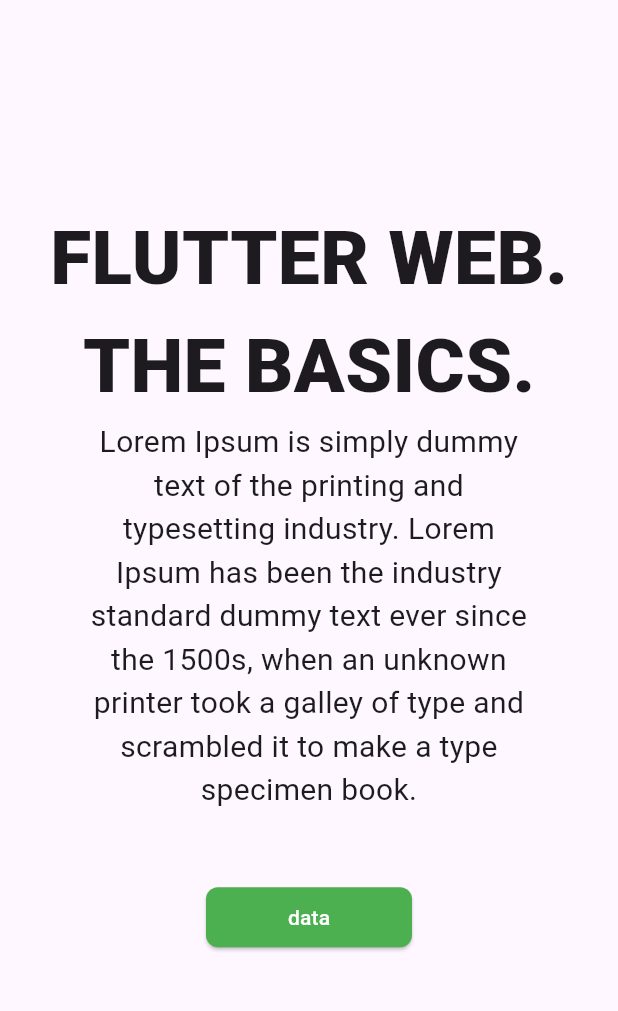
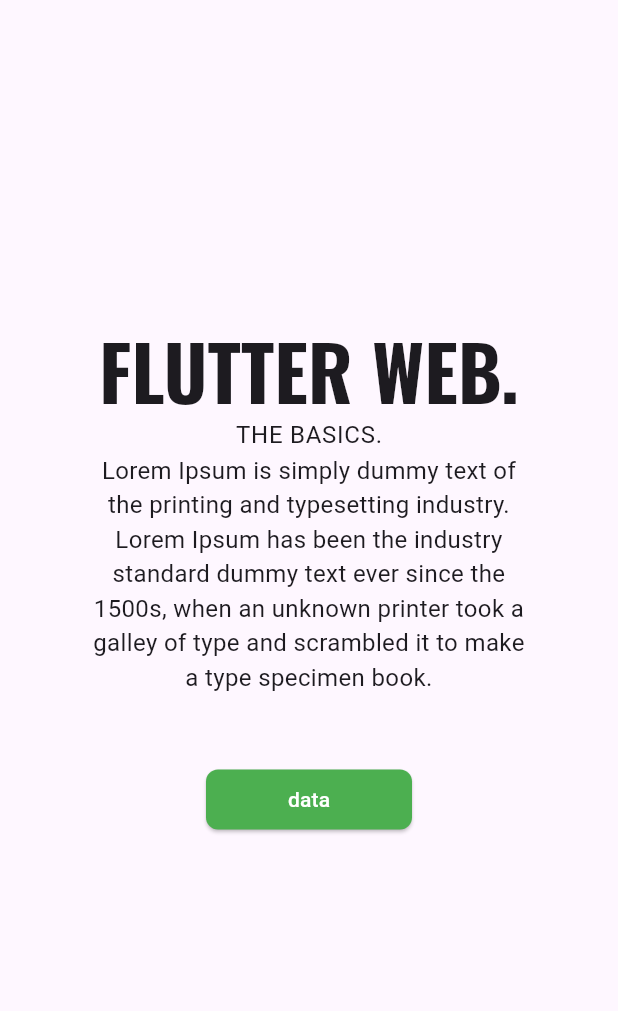
Before and after one commit to mdrahib46/Flutter-Responsive-Design, a Flutter app: the screen it shows after launch, on a phone screen of 412 x 824 dp, the part 84-1095 px from its top. Run offline on Flutter 3.47's test engine with Material 3 defaults, Android fonts, the phone set to English and light mode, and no system bars; our stand-ins replace google_fonts.

Commit message:
Text Theme Has Been Added

```diff
--- a/lib/Screens/mobileScreenLayout.dart
+++ b/lib/Screens/mobileScreenLayout.dart
@@ -37,11 +37,11 @@
                 // _getSummarySection(crossAxisCount: 1, ratio: 2.4),
                  Text(
                   TextUtils.bodyTitleText1,
-                  style: TextStyle(fontSize: 50, fontWeight: FontWeight.w800),
+                  style: Theme.of(context).textTheme.titleLarge,
                 ),
                  Text(
                  TextUtils.bodyTitleText2,
-                  style: TextStyle(fontSize: 50, fontWeight: FontWeight.w800),
+                  style: Theme.of(context).textTheme.bodyLarge,
                 ),
                  Padding(
                   padding: const EdgeInsets.symmetric(horizontal: 30.0),
--- a/lib/Screens/tabletScreenLayout.dart
+++ b/lib/Screens/tabletScreenLayout.dart
@@ -33,11 +33,11 @@
                 // _getSummarySection(crossAxisCount: 1, ratio: 2.4),
                 Text(
                   TextUtils.bodyTitleText1,
-                  style: TextStyle(fontSize: 50, fontWeight: FontWeight.w800),
+                  style: Theme.of(context).textTheme.titleLarge,
                 ),
                 Text(
                   TextUtils.bodyTitleText2,
-                  style: TextStyle(fontSize: 50, fontWeight: FontWeight.w800),
+                  style: Theme.of(context).textTheme.titleLarge,
                 ),
                 Padding(
                   padding: const EdgeInsets.symmetric(horizontal: 30.0),
--- a/lib/homepage.dart
+++ b/lib/homepage.dart
@@ -3,7 +3,6 @@
 import 'package:responsivedesign/widgets/appbarTitleTextCard.dart';
 import 'package:responsivedesign/widgets/appbarmanu.dart';
 import 'package:responsivedesign/widgets/responsive_builder.dart';
-
 import 'Screens/mobileScreenLayout.dart';
 import 'Utils/textUtils.dart';
 
@@ -29,20 +28,6 @@
         desktop: _buildDesktopLayout());
   }
 
-  /// tablet Screen Builder
-  // Widget _buildTabletLayout() {
-  //   return Scaffold(
-  //     appBar: AppBar(
-  //       titleSpacing: 40,
-  //       title: AppBarManu(),
-  //     ),
-  //     drawer: NavManu(),
-  //
-  //     body:  TabletScreenLayout(size: size)
-  //   );
-  // }
-
-
 /// Desktop  Scree Builder
   Widget _buildDesktopLayout() {
     return  Scaffold(
@@ -57,7 +42,7 @@
           ],
         ),
       ),
-        body:   _getSummarySection()
+        body:   _getDesktopSummarySection()
         );
   }
 
@@ -106,8 +91,8 @@
     );
   }
 
-  Widget _getSummarySection(){
-    return GridView(gridDelegate: SliverGridDelegateWithFixedCrossAxisCount(crossAxisCount: 2),children: [
+  Widget _getDesktopSummarySection(){
+    return GridView(gridDelegate: const SliverGridDelegateWithFixedCrossAxisCount(crossAxisCount: 2),children: [
       _homePageTextSummaryCard(),
       _homePageButtonCard()
     ],);
--- a/lib/main.dart
+++ b/lib/main.dart
@@ -25,7 +25,7 @@
               fontWeight: FontWeight.bold
           ),
           bodyMedium: GoogleFonts.roboto(
-            fontSize: 20,
+            fontSize: 16,
           )
         ),
        ),
```
